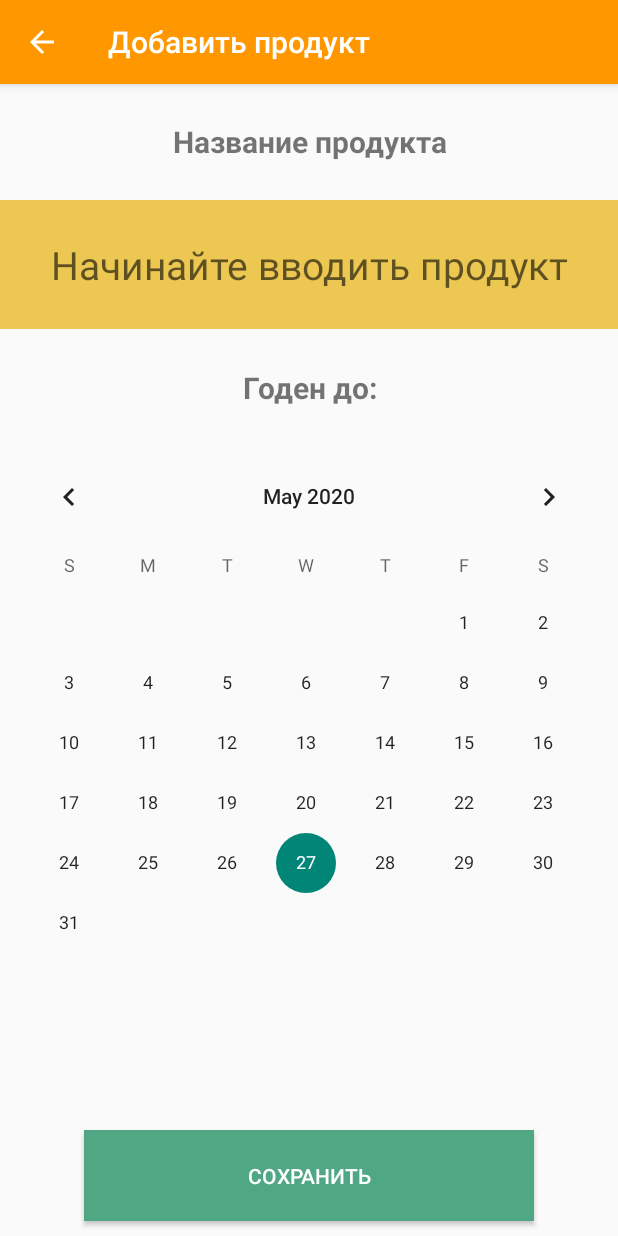
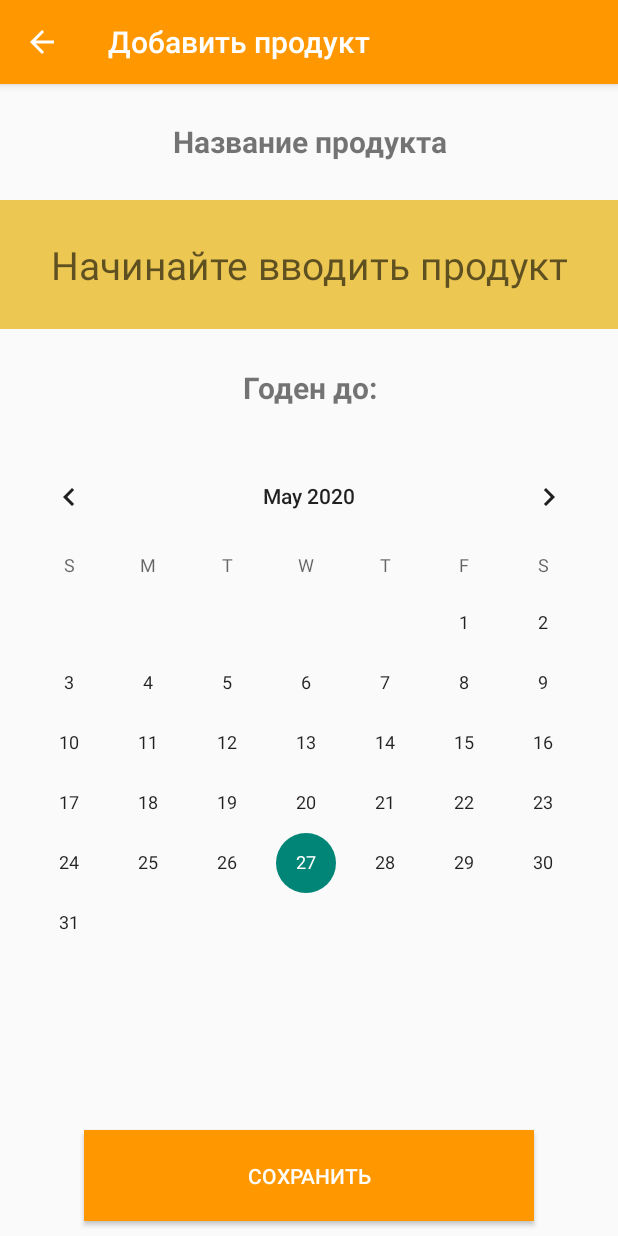
Before and after one commit to Geronimo-11/Kitchenapp, an Android app: the ProductsData screen opened directly, with no data from a screen before it, on a phone screen of 412 x 824 dp. Run offline under Robolectric (Android 15) with nearby library versions, the phone set to English and light mode, and no system bars.

Commit message:
layout_fix

```diff
--- a/app/src/main/res/layout/activity_products_to_add1.xml
+++ b/app/src/main/res/layout/activity_products_to_add1.xml
@@ -53,7 +53,7 @@
         android:layout_gravity="center"
         android:layout_margin="10dp"
         android:layout_weight="1"
-        android:background="#4FA883"
+        android:background="#FF9800"
         android:text="Сохранить"
         android:textColor="#FCFFFFFF" />
 
--- a/app/src/main/res/layout/activity_settings.xml
+++ b/app/src/main/res/layout/activity_settings.xml
@@ -25,7 +25,7 @@
         android:layout_height="50dp"
         android:layout_centerInParent="true"
         android:id="@+id/switchtoturn"
-        android:checked="true"/>
+        android:checked="false"/>
 
     <ImageView
         android:layout_width="174dp"
--- a/app/src/main/res/layout/add_with_expiration_date.xml
+++ b/app/src/main/res/layout/add_with_expiration_date.xml
@@ -48,7 +48,7 @@
         android:layout_gravity="center"
         android:layout_margin="10dp"
         android:layout_weight="1"
-        android:background="#4FA883"
+        android:background="#FF9800"
         android:text="Сохранить"
         android:textColor="#FCFFFFFF" />
 </LinearLayout>
```
